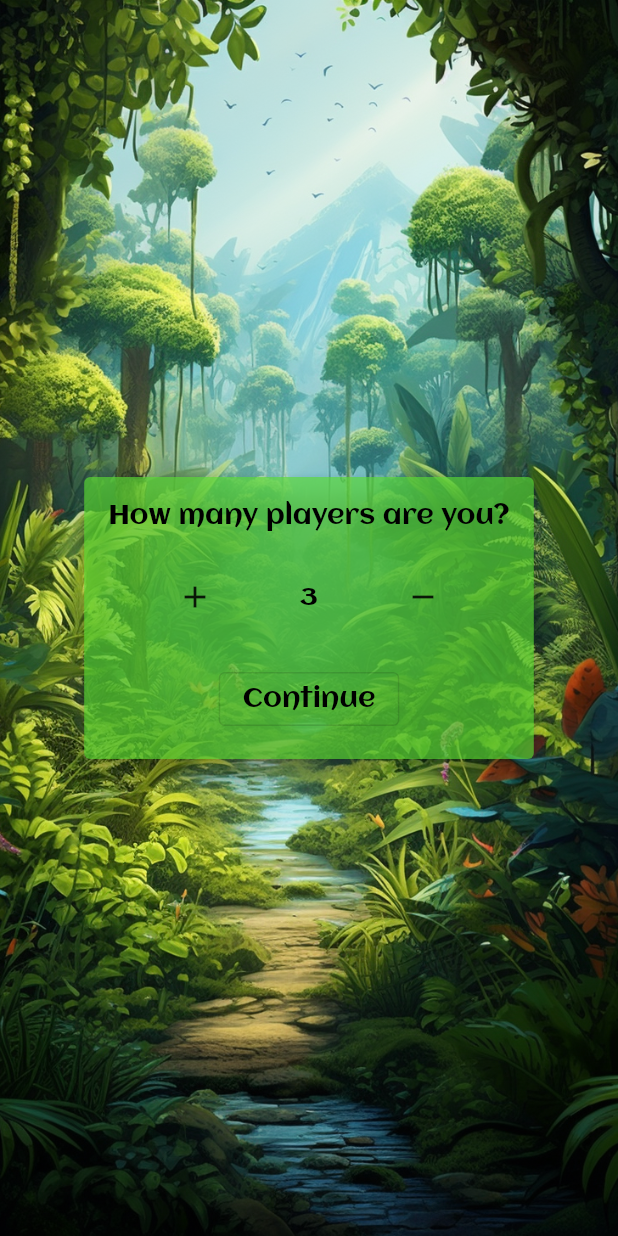
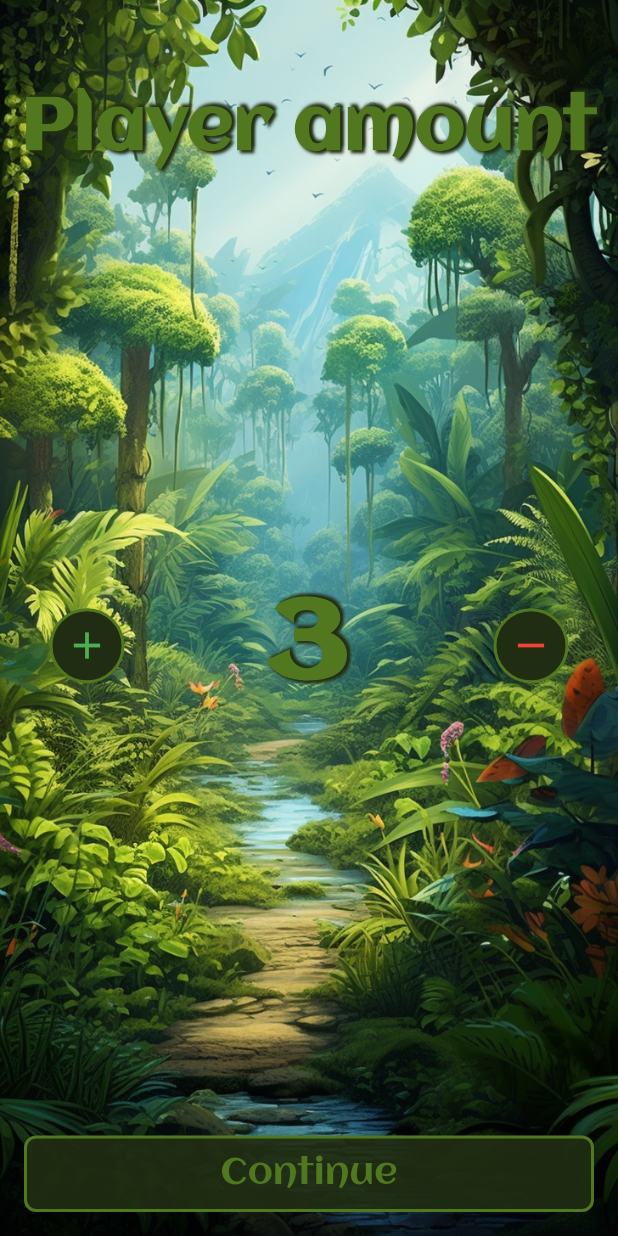
Before and after one commit to buggxs/cabo, a Flutter app: the screen it shows after launch, after a tap on "Start Game", on a phone screen of 412 x 824 dp. Run offline on Flutter 3.47's test engine with Material 2 defaults, Android fonts, the phone set to English and light mode, and no system bars; our stand-ins replace bloc, equatable, flutter_bloc, get_it; missing offline and left inert: flutter_circular_text; generated files the repository leaves out were written again.

Commit message:
CHANGE update design

```diff
--- a/lib/components/main_menu/main_menu_screen.dart
+++ b/lib/components/main_menu/main_menu_screen.dart
@@ -25,6 +25,32 @@ class MainMenuScreen extends StatelessWidget {
 class MainMenuScreenContent extends StatelessWidget {
   const MainMenuScreenContent({Key? key}) : super(key: key);
 
+  static const TextStyle style = TextStyle(
+    color: Color.fromRGBO(81, 120, 30, 1.0),
+    fontFamily: 'Aclonica',
+    fontSize: 74,
+    fontWeight: FontWeight.bold,
+    letterSpacing: 10.0,
+    shadows: [
+      Shadow(
+        color: Color.fromRGBO(32, 45, 18, 1.0),
+        blurRadius: 2.0,
+        offset: Offset(
+          2.0,
+          2.0,
+        ),
+      ),
+      Shadow(
+        color: Color.fromRGBO(32, 45, 18, 1.0),
+        blurRadius: 2.0,
+        offset: Offset(
+          2.0,
+          -2.0,
+        ),
+      ),
+    ],
+  );
+
   @override
   Widget build(BuildContext context) {
     MainMenuCubit cubit = context.watch<MainMenuCubit>();
@@ -38,7 +64,9 @@ class MainMenuScreenContent extends StatelessWidget {
       child = const ChoosePlayerNameScreen();
     }
 
-    return Container(
+    return Scaffold(
+      resizeToAvoidBottomInset: false,
+      body: Container(
         decoration: const BoxDecoration(
           image: DecorationImage(
             image: AssetImage('assets/images/cabo-main-menu-background.png'),
@@ -49,6 +77,7 @@ class MainMenuScreenContent extends StatelessWidget {
         child: WillPopScope(
           onWillPop: cubit.onWillPop,
           child: child,
+        ),
       ),
     );
   }
@@ -62,10 +91,9 @@ class MainMenuScreenContent extends StatelessWidget {
             const SizedBox(
               height: 100,
             ),
-            const Image(
-              image: AssetImage('assets/images/cabo_title.png'),
-              height: 90,
-              fit: BoxFit.fill,
+            const Text(
+              'CABO',
+              style: style,
             ),
             const Spacer(),
             Column(
--- /dev/null
+++ b/lib/components/main_menu/widgets/cabo_round_button.dart
@@ -0,0 +1,36 @@
+import 'package:flutter/material.dart';
+
+class CaboRoundButton extends StatelessWidget {
+  const CaboRoundButton({
+    Key? key,
+    required this.changePlayerAmount,
+    this.icon = const Icon(
+      Icons.add,
+      color: Colors.green,
+      size: 30,
+    ),
+  }) : super(key: key);
+
+  final void Function() changePlayerAmount;
+  final Icon icon;
+
+  @override
+  Widget build(BuildContext context) {
+    return GestureDetector(
+      onTap: changePlayerAmount,
+      child: Container(
+        height: 50,
+        width: 50,
+        decoration: BoxDecoration(
+          borderRadius: BorderRadius.circular(50),
+          color: const Color.fromRGBO(32, 45, 18, 1.0),
+          border: Border.all(
+            color: const Color.fromRGBO(81, 120, 30, 1.0),
+            width: 2,
+          ),
+        ),
+        child: icon,
+      ),
+    );
+  }
+}
--- a/lib/components/main_menu/widgets/choose_player_amount.dart
+++ b/lib/components/main_menu/widgets/choose_player_amount.dart
@@ -1,4 +1,6 @@
 import 'package:cabo/components/main_menu/cubit/main_menu_cubit.dart';
+import 'package:cabo/components/main_menu/widgets/cabo_round_button.dart';
+import 'package:cabo/components/main_menu/widgets/menu_button.dart';
 import 'package:flutter/material.dart';
 import 'package:flutter_bloc/flutter_bloc.dart';
 import 'package:flutter_gen/gen_l10n/app_localizations.dart';
@@ -12,61 +14,80 @@ class ChoosePlayerAmountScreen extends StatelessWidget {
     ChoosePlayerAmount state = cubit.state as ChoosePlayerAmount;
 
     const TextStyle style = TextStyle(
-      color: Colors.black,
+      color: Color.fromRGBO(81, 120, 30, 1.0),
       fontFamily: 'Aclonica',
-      fontSize: 18,
+      fontSize: 48,
+      fontWeight: FontWeight.bold,
+      shadows: [
+        Shadow(
+          color: Color.fromRGBO(32, 45, 18, 1.0),
+          blurRadius: 2.0,
+          offset: Offset(
+            2.0,
+            2.0,
+          ),
+        ),
+        Shadow(
+          color: Color.fromRGBO(32, 45, 18, 1.0),
+          blurRadius: 2.0,
+          offset: Offset(
+            2.0,
+            -2.0,
+          ),
+        ),
+      ],
     );
 
     return SafeArea(
       child: Center(
-        child: Card(
-          color: const Color.fromRGBO(90, 220, 51, 0.6509803921568628),
-          shadowColor: Colors.black,
-          elevation: 5.0,
         child: Padding(
-            padding: const EdgeInsets.all(16.0),
+          padding: const EdgeInsets.all(8.0),
           child: Column(
             mainAxisSize: MainAxisSize.min,
             children: [
+              const SizedBox(
+                height: 50,
+              ),
               Text(
                 AppLocalizations.of(context)!.playerAmountDialogTitle,
                 style: style,
+                textAlign: TextAlign.center,
+              ),
+              const Spacer(),
+              Row(
+                mainAxisAlignment: MainAxisAlignment.spaceBetween,
+                children: [
+                  const SizedBox(
+                    width: 25,
+                  ),
+                  CaboRoundButton(
+                    changePlayerAmount: cubit.increasePlayerAmount,
+                  ),
+                  const Spacer(),
+                  Text(
+                    '${state.playerAmount}',
+                    style: style.copyWith(fontSize: 74),
+                  ),
+                  const Spacer(),
+                  CaboRoundButton(
+                    changePlayerAmount: cubit.decreasePlayerAmount,
+                    icon: const Icon(
+                      Icons.remove,
+                      color: Colors.red,
+                      size: 30,
+                    ),
                   ),
                   const SizedBox(
-                  height: 20,
-                ),
-                SizedBox(
-                  width: 200,
-                  child: Row(
-                    mainAxisAlignment: MainAxisAlignment.spaceBetween,
-                    children: [
-                      IconButton(
-                        onPressed: cubit.increasePlayerAmount,
-                        icon: const Icon(Icons.add),
-                      ),
-                      Text(
-                        '${state.playerAmount}',
-                        style: style.copyWith(fontSize: 16),
-                      ),
-                      IconButton(
-                        onPressed: cubit.decreasePlayerAmount,
-                        icon: const Icon(Icons.remove),
+                    width: 25,
                   ),
                 ],
               ),
-                ),
-                const SizedBox(
-                  height: 20,
-                ),
-                OutlinedButton(
-                  onPressed: cubit.continueToPlayerNameScreen,
-                  child: Text(
-                    AppLocalizations.of(context)!.continueText,
-                    style: style.copyWith(fontSize: 18),
-                  ),
+              const Spacer(),
+              MenuButton(
+                text: AppLocalizations.of(context)!.continueText,
+                onTap: cubit.continueToPlayerNameScreen,
               ),
             ],
-            ),
           ),
         ),
       ),
--- a/lib/components/main_menu/widgets/menu_button.dart
+++ b/lib/components/main_menu/widgets/menu_button.dart
@@ -13,7 +13,7 @@ class MenuButton extends StatelessWidget {
   final void Function()? onDoubleTap;
 
   final TextStyle style = const TextStyle(
-    color: Colors.yellow,
+    color: Color.fromRGBO(81, 120, 30, 1.0),
     fontFamily: 'Aclonica',
     fontSize: 24,
   );
@@ -32,14 +32,9 @@ class MenuButton extends StatelessWidget {
               10.0,
             ),
             decoration: BoxDecoration(
-              color: const Color.fromRGBO(
-                238,
-                32,
-                32,
-                0.8,
-              ),
+              color: const Color.fromRGBO(32, 45, 18, 0.9),
               border: Border.all(
-                color: const Color.fromRGBO(217, 206, 0, 1.0),
+                color: const Color.fromRGBO(81, 120, 30, 1.0),
                 width: 2.0,
               ),
               borderRadius: BorderRadius.all(Radius.circular(8.0)),
--- a/lib/domain/player/data/player.dart
+++ b/lib/domain/player/data/player.dart
@@ -1,6 +1,7 @@
 import 'package:cabo/domain/round/round.dart';
+import 'package:equatable/equatable.dart';
 
-class Player {
+class Player extends Equatable {
   Player({
     required this.name,
     this.place,
@@ -36,4 +37,7 @@ class Player {
       rounds: rounds ?? this.rounds,
     );
   }
+
+  @override
+  List<Object?> get props => [name, place, rounds];
 }
--- a/lib/l10n/app_de.arb
+++ b/lib/l10n/app_de.arb
@@ -1,9 +1,9 @@
 {
   "menuEntryTrackStats": "Spiel starten",
   "menuEntryGameHistory": "Spielhistorie",
-  "playerAmountDialogTitle": "Wie viele Spieler seit ihr?",
+  "playerAmountDialogTitle": "Spieler Anzahl",
   "continueText": "Weiter",
   "loadedOwnRules": "Eigene Regeln geladen.",
-  "playerNames": "Wie heißen die Spieler?",
+  "playerNames": "Spieler Namen",
   "start": "Starten"
 }
--- a/lib/l10n/app_en.arb
+++ b/lib/l10n/app_en.arb
@@ -1,9 +1,9 @@
 {
   "menuEntryTrackStats": "Start Game",
   "menuEntryGameHistory": "Game history",
-  "playerAmountDialogTitle": "How many players are you?",
+  "playerAmountDialogTitle": "Player amount",
   "continueText": "Continue",
   "loadedOwnRules": "Own rules loaded.",
-  "playerNames": "What are the names of the players?",
+  "playerNames": "Player names",
   "start": "Start"
 }
```
Also changed, not shown: lib/components/main_menu/widgets/choose_player_name.dart (+47 -24 lines), lib/components/main_menu/widgets/round_indicator.dart (added, +24 -0 lines), lib/components/statistics/statistics_screen.dart (+21 -11 lines), lib/components/statistics/widgets/cabo_data_cell.dart (+9 -4 lines), lib/components/statistics/widgets/title_cell.dart (+5 -3 lines), lib/misc/utils/dialogs.dart (+11 -1 lines). Lines whose indentation alone changed are shown as unchanged.
